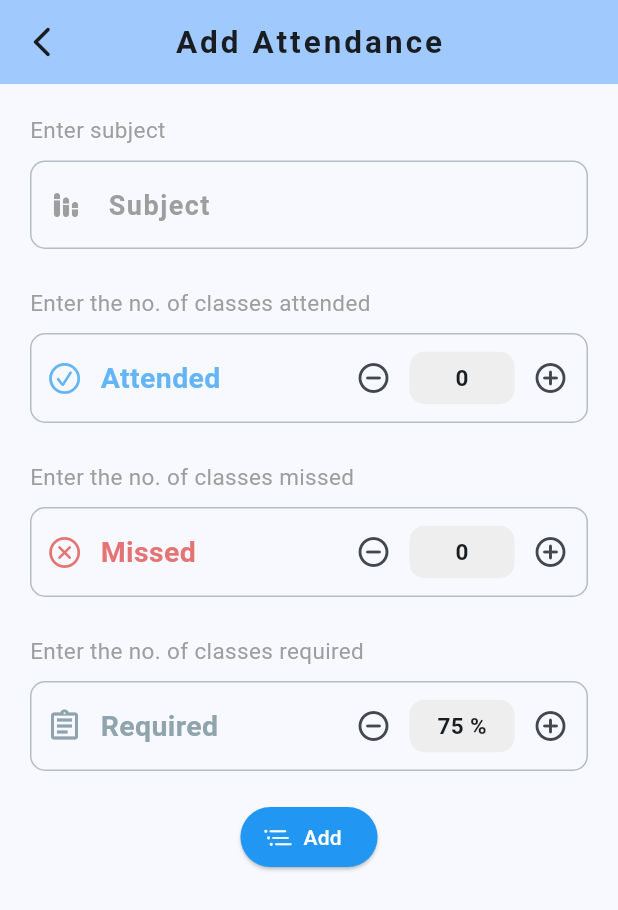
After one commit to Aman-Sirmaur19/Attendance_Tracker_App, a Flutter app: the AddAttendanceScreen screen opened directly, on a phone screen of 412 x 824 dp. The commit adds this screen. Shown: the top 910 px of the screen. Run offline on Flutter 3.47's test engine with Material 3 defaults, Android fonts, the phone set to English and light mode, and no system bars; our stand-ins replace flutter_slider_drawer, google_mobile_ads, hive, hive_flutter, image_picker, lottie and 3 more; missing offline and left inert: in_app_update; accounts and stored records are empty; network calls fail.

Commit message:
Updated UI.

```diff
--- /dev/null
+++ b/lib/screens/attendance/add_attendance_screen.dart
@@ -0,0 +1,368 @@
+import 'dart:developer';
+
+import 'package:flutter/cupertino.dart';
+import 'package:flutter/material.dart';
+import 'package:google_mobile_ads/google_mobile_ads.dart';
+
+import '../../main.dart';
+import '../../models/attendance.dart';
+import '../../widgets/dialogs.dart';
+
+class AddAttendanceScreen extends StatefulWidget {
+  const AddAttendanceScreen({super.key, required this.attendance});
+
+  final Attendance? attendance;
+
+  @override
+  State<AddAttendanceScreen> createState() => _AddAttendanceScreenState();
+}
+
+class _AddAttendanceScreenState extends State<AddAttendanceScreen> {
+  bool isBannerLoaded = false;
+  late BannerAd bannerAd;
+  final TextEditingController subjectController = TextEditingController();
+  int attended = 0;
+  int missed = 0;
+  int required = 75;
+
+  @override
+  void initState() {
+    super.initState();
+    initializeBannerAd();
+    if (widget.attendance != null) {
+      subjectController.text = widget.attendance!.subject;
+      attended = widget.attendance!.present;
+      missed = widget.attendance!.absent;
+      required = widget.attendance!.requirement;
+    }
+  }
+
+  @override
+  void dispose() {
+    super.dispose();
+    subjectController.dispose();
+  }
+
+  initializeBannerAd() async {
+    bannerAd = BannerAd(
+      size: AdSize.banner,
+      adUnitId: 'ca-app-pub-9389901804535827/6598107759',
+      listener: BannerAdListener(
+        onAdLoaded: (ad) {
+          setState(() {
+            isBannerLoaded = true;
+          });
+        },
+        onAdFailedToLoad: (ad, error) {
+          ad.dispose();
+          isBannerLoaded = false;
+          log(error.message);
+        },
+      ),
+      request: const AdRequest(),
+    );
+    bannerAd.load();
+  }
+
+  // if any attendance already exist return true, else false
+  bool isAttendanceAlreadyExist() {
+    if (widget.attendance != null) {
+      return true;
+    } else {
+      return false;
+    }
+  }
+
+  // Main function for creating or updating attendance
+  dynamic isAttendanceAlreadyExistUpdateElseCreate() {
+    // update current attendance
+    if (subjectController.text.trim().isNotEmpty && widget.attendance != null) {
+      try {
+        widget.attendance?.subject = subjectController.text.trim();
+        widget.attendance?.present = attended;
+        widget.attendance?.absent = missed;
+        widget.attendance?.requirement = required;
+        widget.attendance?.save();
+        Dialogs.showSnackBar(context, 'Attendance updated successfully!');
+        Navigator.pop(context);
+      } catch (error) {
+        log(error.toString());
+      }
+    } else if (subjectController.text.trim().isNotEmpty) {
+      var attendance = Attendance.create(
+        subject: subjectController.text.trim(),
+        present: attended,
+        absent: missed,
+        requirement: required,
+        createdAt: DateTime.now().toString(),
+      );
+      // We are adding this new attendance to Hive DB using inherited widget
+      BaseWidget.of(context).dataStore.addAttendance(attendance: attendance);
+      Dialogs.showSnackBar(context, 'Attendance created successfully!');
+      Navigator.pop(context);
+    } else {
+      Dialogs.showErrorSnackBar(context, 'Enter subject');
+    }
+  }
+
+  @override
+  Widget build(BuildContext context) {
+    return GestureDetector(
+      onTap: () => FocusScope.of(context).unfocus(),
+      child: Scaffold(
+        appBar: AppBar(
+          leading: IconButton(
+            tooltip: 'Back',
+            icon: const Icon(Icons.arrow_back_ios_new_rounded),
+            onPressed: () => Navigator.pop(context),
+          ),
+          centerTitle: true,
+          backgroundColor: Theme.of(context).colorScheme.inversePrimary,
+          title: Text(
+            isAttendanceAlreadyExist() ? 'Update Attendance' : 'Add Attendance',
+            style: const TextStyle(
+              letterSpacing: 2,
+              fontSize: 21,
+              fontWeight: FontWeight.bold,
+            ),
+          ),
+        ),
+        bottomNavigationBar: isBannerLoaded
+            ? SizedBox(height: 50, child: AdWidget(ad: bannerAd))
+            : const SizedBox(),
+        body: Padding(
+          padding: const EdgeInsets.only(top: 20, left: 20, right: 20),
+          child: ListView(
+            children: [
+              const Text(
+                'Enter subject',
+                style: TextStyle(fontSize: 15, color: Colors.grey),
+              ),
+              const SizedBox(height: 10),
+              CustomTextFormField(
+                controller: subjectController,
+                hintText: 'Subject',
+                onFieldSubmitted: (value) {
+                  subjectController.text = value;
+                },
+              ),
+              const SizedBox(height: 25),
+              const Text(
+                'Enter the no. of classes attended',
+                style: TextStyle(fontSize: 15, color: Colors.grey),
+              ),
+              const SizedBox(height: 10),
+              _customCounterContainer(title: 'Attended', number: attended),
+              const SizedBox(height: 25),
+              const Text(
+                'Enter the no. of classes missed',
+                style: TextStyle(fontSize: 15, color: Colors.grey),
+              ),
+              const SizedBox(height: 10),
+              _customCounterContainer(title: 'Missed', number: missed),
+              const SizedBox(height: 25),
+              const Text(
+                'Enter the no. of classes required',
+                style: TextStyle(fontSize: 15, color: Colors.grey),
+              ),
+              const SizedBox(height: 10),
+              _customCounterContainer(title: 'Required', number: required),
+              const SizedBox(height: 20),
+              Row(
+                mainAxisAlignment: MainAxisAlignment.spaceAround,
+                children: [
+                  if (isAttendanceAlreadyExist())
+                    ElevatedButton.icon(
+                        onPressed: () => showDialog(
+                            context: context,
+                            builder: (ctx) => AlertDialog(
+                                  title: const Text('Are you sure?'),
+                                  content:
+                                      const Text('Do you want to delete this?'),
+                                  actions: <Widget>[
+                                    Row(
+                                        mainAxisAlignment:
+                                            MainAxisAlignment.spaceAround,
+                                        children: [
+                                          TextButton(
+                                              child: const Text('Yes'),
+                                              onPressed: () {
+                                                widget.attendance?.delete();
+                                                Dialogs.showSnackBar(context,
+                                                    'Attendance deleted successfully!');
+                                                Navigator.of(ctx).pop(true);
+                                                Navigator.pop(context);
+                                              }),
+                                          TextButton(
+                                              child: const Text('No'),
+                                              onPressed: () {
+                                                Navigator.of(ctx).pop(false);
+                                              }),
+                                        ])
+                                  ],
+                                )),
+                        style: const ButtonStyle(
+                            backgroundColor:
+                                MaterialStatePropertyAll(Colors.red),
+                            foregroundColor:
+                                MaterialStatePropertyAll(Colors.white)),
+                        icon: const Icon(CupertinoIcons.delete),
+                        label: const Text('Delete')),
+                  ElevatedButton.icon(
+                    onPressed: () => isAttendanceAlreadyExistUpdateElseCreate(),
+                    style: ElevatedButton.styleFrom(
+                        foregroundColor: Colors.white,
+                        backgroundColor: Colors.blue),
+                    icon: Icon(isAttendanceAlreadyExist()
+                        ? CupertinoIcons.refresh_thick
+                        : CupertinoIcons.list_bullet_indent),
+                    label: Text(isAttendanceAlreadyExist() ? 'Update' : 'Add'),
+                  ),
+                ],
+              ),
+            ],
+          ),
+        ),
+      ),
+    );
+  }
+
+  Widget _customCounterContainer({required String title, required int number}) {
+    return Container(
+      // width: double.infinity,
+      height: 60,
+      decoration: BoxDecoration(
+        color: Theme.of(context).scaffoldBackgroundColor,
+        border: Border.all(
+            color: Theme.of(context).colorScheme.secondary.withOpacity(.4)),
+        borderRadius: BorderRadius.circular(10),
+      ),
+      child: Row(
+        mainAxisAlignment: MainAxisAlignment.spaceBetween,
+        children: [
+          Padding(
+            padding: const EdgeInsets.only(left: 10),
+            child: Row(
+              children: [
+                title == 'Attended'
+                    ? Icon(CupertinoIcons.check_mark_circled,
+                        color: Colors.blue.shade300)
+                    : title == 'Missed'
+                        ? Icon(CupertinoIcons.clear_circled,
+                            color: Colors.red.shade300)
+                        : Icon(Icons.assignment_outlined,
+                            color: Colors.blueGrey.shade300),
+                const SizedBox(width: 12),
+                Text(title,
+                    style: TextStyle(
+                      fontSize: 19,
+                      fontWeight: FontWeight.bold,
+                      color: title == 'Attended'
+                          ? Colors.blue.shade300
+                          : title == 'Missed'
+                              ? Colors.red.shade300
+                              : Colors.blueGrey.shade300,
+                    )),
+              ],
+            ),
+          ),
+          Row(
+            children: [
+              IconButton(
+                onPressed: () {
+                  setState(() {
+                    if (title == 'Attended' && attended != 0) {
+                      attended--;
+                    } else if (title == 'Missed' && missed != 0) {
+                      missed--;
+                    } else if ((title == 'Required' && required != 0)) {
+                      required -= 5;
+                    }
+                  });
+                },
+                tooltip: 'Remove',
+                icon: const Icon(Icons.remove_circle_outline_rounded),
+              ),
+              Container(
+                // margin: const EdgeInsets.only(right: 10),
+                width: 70,
+                height: 35,
+                decoration: BoxDecoration(
+                  color: Colors.grey.shade200,
+                  borderRadius: BorderRadius.circular(10),
+                ),
+                child: Center(
+                  child: Text(
+                    title == 'Attended'
+                        ? '$attended'
+                        : title == 'Missed'
+                            ? '$missed'
+                            : '$required %',
+                    style: const TextStyle(
+                        fontWeight: FontWeight.bold, fontSize: 15),
+                  ),
+                ),
+              ),
+              IconButton(
+                onPressed: () {
+                  setState(() {
+                    if (title == 'Attended') {
+                      attended++;
+                    } else if (title == 'Missed') {
+                      missed++;
+                    } else if (title == 'Required' && required < 100) {
+                      required += 5;
+                    }
+                  });
+                },
+                tooltip: 'Add',
+                icon: const Icon(Icons.add_circle_outline_rounded),
+              ),
+            ],
+          ),
+        ],
+      ),
+    );
+  }
+}
+
+class CustomTextFormField extends StatelessWidget {
+  const CustomTextFormField({
+    super.key,
+    required this.controller,
+    required this.hintText,
+    required this.onFieldSubmitted,
+  });
+
+  final TextEditingController? controller;
+  final Function(String)? onFieldSubmitted;
+
+  final String hintText;
+
+  @override
+  Widget build(BuildContext context) {
+    return TextFormField(
+      controller: controller,
+      onFieldSubmitted: onFieldSubmitted,
+      cursorColor: Colors.blue,
+      style: const TextStyle(
+          fontWeight: FontWeight.bold, fontSize: 18, letterSpacing: 1),
+      decoration: InputDecoration(
+        prefixIcon:
+            const Icon(Icons.stacked_bar_chart_rounded, color: Colors.grey),
+        hintText: hintText,
+        hintStyle:
+            const TextStyle(fontWeight: FontWeight.bold, color: Colors.grey),
+        enabledBorder: OutlineInputBorder(
+          borderRadius: BorderRadius.circular(10),
+          borderSide: BorderSide(
+              color: Theme.of(context).colorScheme.secondary.withOpacity(.4)),
+        ),
+        focusedBorder: OutlineInputBorder(
+          borderRadius: BorderRadius.circular(10),
+          borderSide: const BorderSide(color: Colors.lightBlue),
+        ),
+      ),
+    );
+  }
+}
--- a/lib/screens/routine_screen.dart
+++ b/lib/screens/routine/routine_screen.dart
@@ -10,8 +10,8 @@ import 'package:google_mobile_ads/google_mobile_ads.dart';
 import 'package:smooth_page_indicator/smooth_page_indicator.dart';
 import 'package:flutter_slider_drawer/flutter_slider_drawer.dart';
 
-import '../main.dart';
-import '../widgets/main_drawer.dart';
+import '../../main.dart';
+import '../../widgets/main_drawer.dart';
 
 enum Routine {
   photo,
--- a/lib/screens/settings_screen.dart
+++ b/lib/screens/settings_screen.dart
@@ -43,9 +43,9 @@ class _SettingsScreenState extends State<SettingsScreen> {
 
   List<Map<String, Color>> categories = [
     {'present': Colors.blue, 'absent': Colors.red[400]!},
-    {'present': Colors.purple, 'absent': Colors.amber},
+    {'present': Colors.purple, 'absent': Colors.amber.shade600},
     {'present': Colors.green, 'absent': Colors.red[400]!},
-    {'present': Colors.blue, 'absent': Colors.amber},
+    {'present': Colors.blue, 'absent': Colors.amber.shade600},
     {'present': Colors.purple, 'absent': Colors.red[400]!},
   ];
 
--- a/lib/screens/add_task_screen.dart
+++ b/lib/screens/task/add_task_screen.dart
@@ -5,9 +5,9 @@ import 'package:flutter/material.dart';
 import 'package:google_mobile_ads/google_mobile_ads.dart';
 import 'package:intl/intl.dart';
 
-import '../main.dart';
-import '../models/task.dart';
-import '../widgets/dialogs.dart';
+import '../../main.dart';
+import '../../models/task.dart';
+import '../../widgets/dialogs.dart';
 
 class AddTaskScreen extends StatefulWidget {
   const AddTaskScreen({super.key, required this.task});
--- a/lib/widgets/task_widget.dart
+++ b/lib/widgets/task_widget.dart
@@ -3,7 +3,7 @@ import 'package:flutter/material.dart';
 import 'package:intl/intl.dart';
 
 import '../models/task.dart';
-import '../screens/add_task_screen.dart';
+import '../screens/task/add_task_screen.dart';
 
 class TaskWidget extends StatefulWidget {
   const TaskWidget({
@@ -41,6 +41,7 @@ class _TaskWidgetState extends State<TaskWidget> {
           style: TextStyle(
               color: widget.task.isCompleted ? Colors.blue : null,
               fontSize: 15,
+              letterSpacing: 1,
               fontWeight: FontWeight.bold,
               decoration:
                   widget.task.isCompleted ? TextDecoration.lineThrough : null),
--- a/pubspec.yaml
+++ b/pubspec.yaml
@@ -16,7 +16,7 @@ publish_to: 'none' # Remove this line if you wish to publish to pub.dev
 # https://developer.apple.com/library/archive/documentation/General/Reference/InfoPlistKeyReference/Articles/CoreFoundationKeys.html
 # In Windows, build-name is used as the major, minor, and patch parts
 # of the product and file versions while build-number is used as the build suffix.
-version: 1.0.0+4
+version: 1.0.0+5
 
 environment:
   sdk: '>=3.2.5 <4.0.0'
```
Also changed, not shown: lib/screens/attendance/attendance_screen.dart (renamed from lib/screens/attendance_screen.dart, +47 -85 lines), lib/screens/tab_screen.dart (+6 -5 lines), lib/screens/task/my_tasks_screen.dart (renamed from lib/screens/my_tasks_screen.dart, +5 -5 lines), lib/widgets/main_drawer.dart (+8 -7 lines), lib/widgets/new_attendance.dart (deleted, +0 -144 lines).
